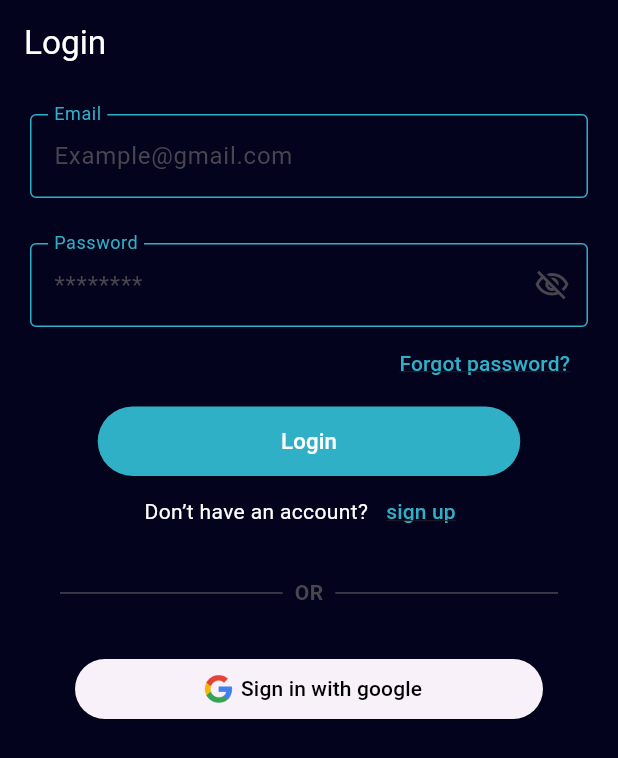
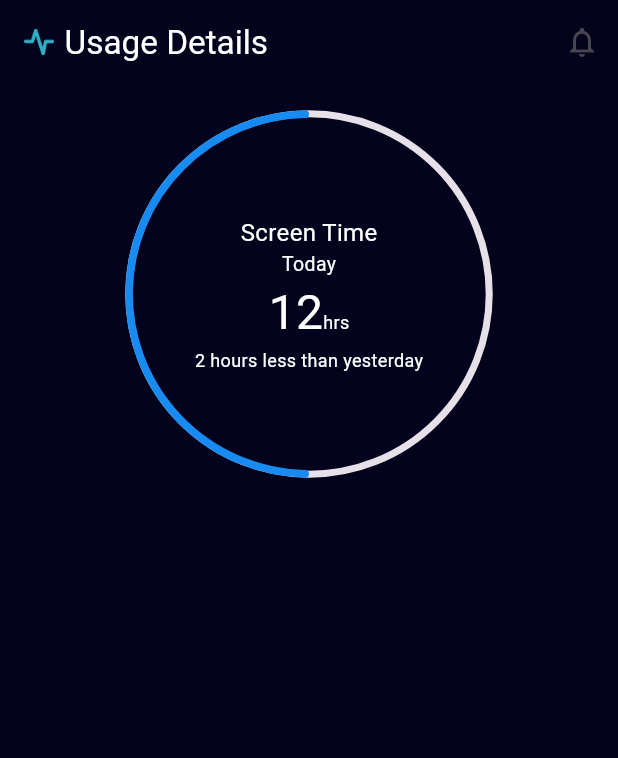
Before and after one commit to OmarAbdelgilil/trackwise_mobile_app, a Flutter app: the screen it shows after launch, on a phone screen of 412 x 824 dp. Shown: the top 758 px of the screen. Run offline on Flutter 3.47's test engine with Material 3 defaults, Android fonts, the phone set to English and light mode, and no system bars; drawn by our look-alikes of syncfusion_flutter_gauges; our stand-ins replace dio, flutter_riverpod, flutter_screenutil, get_it, google_fonts, injectable and 2 more.

Commit message:
Circle Progress Bar

```diff
--- a/lib/features/Auth/presentation/login/login_screen.dart
+++ b/lib/features/Auth/presentation/login/login_screen.dart
@@ -6,6 +6,7 @@ import 'package:track_wise_mobile_app/main.dart';
 import 'package:track_wise_mobile_app/utils/colors_manager.dart';
 import 'package:track_wise_mobile_app/utils/custom_text_field.dart';
 import 'package:track_wise_mobile_app/utils/extract_error.dart';
+import 'package:track_wise_mobile_app/utils/image_path_manager.dart';
 import 'package:track_wise_mobile_app/utils/strings_manager.dart';
 
 class LoginScreen extends ConsumerStatefulWidget {
@@ -193,7 +194,7 @@ class _LoginScreenState extends ConsumerState<LoginScreen> {
                             height: 30.h,
                             width: 30.w,
                             child: Image.asset(
-                              "assets/images/google_icon.png",
+                              ImagePathManager.googleIcon,
                               fit: BoxFit.cover,
                             )),
                         const Text(
--- /dev/null
+++ b/lib/features/Home/presentation/home_screen.dart
@@ -0,0 +1,50 @@
+import 'package:flutter/material.dart';
+import 'package:flutter_screenutil/flutter_screenutil.dart';
+import 'package:track_wise_mobile_app/features/Home/presentation/widgets/circle_progress_bar.dart';
+import 'package:track_wise_mobile_app/utils/colors_manager.dart';
+import 'package:track_wise_mobile_app/utils/image_path_manager.dart';
+import 'package:track_wise_mobile_app/utils/strings_manager.dart';
+
+class HomeScreen extends StatefulWidget {
+  const HomeScreen({super.key});
+
+  @override
+  State<HomeScreen> createState() => _HomeScreenState();
+}
+
+class _HomeScreenState extends State<HomeScreen> {
+  @override
+  Widget build(BuildContext context) {
+    return Scaffold(
+      appBar: AppBar(
+        title: Row(
+          children: [
+            Image.asset(ImagePathManager.heartBeat,
+                              fit: BoxFit.contain,
+                              width: 20.w,
+
+                            ),
+            SizedBox(width: 7.w,),
+            Text(
+              StringsManager.homeScreenTitle,
+              style: TextStyle(fontSize: 24.sp, color: Colors.white),
+            ),
+          ],
+        ),
+        backgroundColor: ColorsManager.backgroundColor,
+        actions: [IconButton(icon: const Icon(Icons.notifications_none),onPressed: () {},)],
+      ),
+      backgroundColor: ColorsManager.backgroundColor,
+      body: SingleChildScrollView(
+        child: Column(
+          mainAxisAlignment: MainAxisAlignment.start,
+          children: [
+            CircleProgressBar(),
+
+
+          ],
+        ),
+      )
+    );
+  }
+}
--- /dev/null
+++ b/lib/features/Home/presentation/widgets/circle_progress_bar.dart
@@ -0,0 +1,51 @@
+import 'package:flutter/material.dart';
+import 'package:syncfusion_flutter_gauges/gauges.dart';
+import 'package:track_wise_mobile_app/utils/strings_manager.dart';
+
+class CircleProgressBar extends StatelessWidget {
+  const CircleProgressBar({super.key});
+
+  @override
+  Widget build(BuildContext context) {
+    return ClipRect(
+  child: Align(
+    alignment: Alignment.bottomCenter,
+    heightFactor: 0.9,child: SfRadialGauge(axes: <RadialAxis>[
+                      RadialAxis(
+                        annotations: const [
+                          GaugeAnnotation(widget: Column(
+                            mainAxisAlignment: MainAxisAlignment.center,
+                            children: [
+                              Text(StringsManager.screenTime,style: TextStyle(color: Colors.white,fontSize: 16),),
+                              //to be dynamic
+                              Text('Today',style: TextStyle(color: Colors.white,fontSize: 13),),
+                              Row(
+                                mainAxisAlignment: MainAxisAlignment.center,
+                                crossAxisAlignment: CrossAxisAlignment.baseline, // Aligns text based on their baseline
+                                textBaseline: TextBaseline.alphabetic,
+                                children: [
+                                  Text('12',style: TextStyle(color: Colors.white,fontSize: 32),),
+                                  Text('hrs',style: TextStyle(color: Colors.white,fontSize: 12),),
+                                ],
+                              ),
+                              Text('2 hours less than yesterday',style: TextStyle(color: Colors.white,fontSize: 12),),
+                            ],
+                          )
+                          )
+                        ],
+                        minimum: 0,
+                        maximum: 24,
+                        //change where the progress will start
+                        startAngle: 90,
+                        endAngle: 90 + 360,
+                        showLabels: false,
+                        showTicks: false,
+                        radiusFactor: 0.7,
+                        axisLineStyle: const AxisLineStyle(
+                          thickness: 4.7
+                        ),
+                        pointers: const <GaugePointer>[RangePointer(value: 12,enableAnimation: true,color: Color.fromARGB(255, 23, 139, 241),width: 5.1,cornerStyle: CornerStyle.bothCurve,animationType: AnimationType.ease)],
+                      )
+                    ])));
+  }
+}
--- a/lib/main.dart
+++ b/lib/main.dart
@@ -2,8 +2,9 @@ import 'package:flutter/material.dart';
 import 'package:flutter_riverpod/flutter_riverpod.dart';
 import 'package:google_fonts/google_fonts.dart';
 import 'package:track_wise_mobile_app/core/di/di.dart';
-import 'package:track_wise_mobile_app/features/Auth/presentation/login/login_screen.dart';
+// import 'package:track_wise_mobile_app/features/Auth/presentation/login/login_screen.dart';
 import 'package:flutter_screenutil/flutter_screenutil.dart';
+import 'package:track_wise_mobile_app/features/Home/presentation/home_screen.dart';
 
 //import 'package:shared_preferences_android/shared_preferences_android.dart';
 Future<void> main() async {
@@ -34,7 +35,7 @@ class MyApp extends StatelessWidget {
           useMaterial3: true,
           fontFamily: GoogleFonts.roboto().fontFamily,
         ),
-        home: const LoginScreen(),
+        home: const HomeScreen(),
       ),
     );
   }
--- /dev/null
+++ b/lib/utils/image_path_manager.dart
@@ -0,0 +1,4 @@
+class ImagePathManager {
+  static const String heartBeat = "assets/images/heart_beat.png";
+  static const String googleIcon = "assets/images/google_icon.png";
+}
--- a/lib/utils/strings_manager.dart
+++ b/lib/utils/strings_manager.dart
@@ -12,4 +12,6 @@ class StringsManager {
   static const String signUp = "sign up";
   static const String or = "OR";
   static const String signWithGoogle = "Sign in with google";
+  static const String homeScreenTitle = "Usage Details";
+  static const String screenTime = "Screen Time";
 }
--- a/pubspec.yaml
+++ b/pubspec.yaml
@@ -44,6 +44,7 @@ dependencies:
   google_fonts: ^6.2.1
   pretty_dio_logger: ^1.4.0
   flutter_screenutil: ^5.9.3
+  syncfusion_flutter_gauges: ^28.2.5
 
 dev_dependencies:
   flutter_test:
@@ -71,6 +72,7 @@ flutter:
   # To add assets to your application, add an assets section, like this:
   assets:
     - assets/images/google_icon.png
+    - assets/images/heart_beat.png
     # - images/a_dot_ham.jpeg
 
   # An image asset can refer to one or more resolution-specific "variants", see
```
Also changed, not shown: assets/images/heart_beat.png (added), pubspec.lock, 125 other files.
